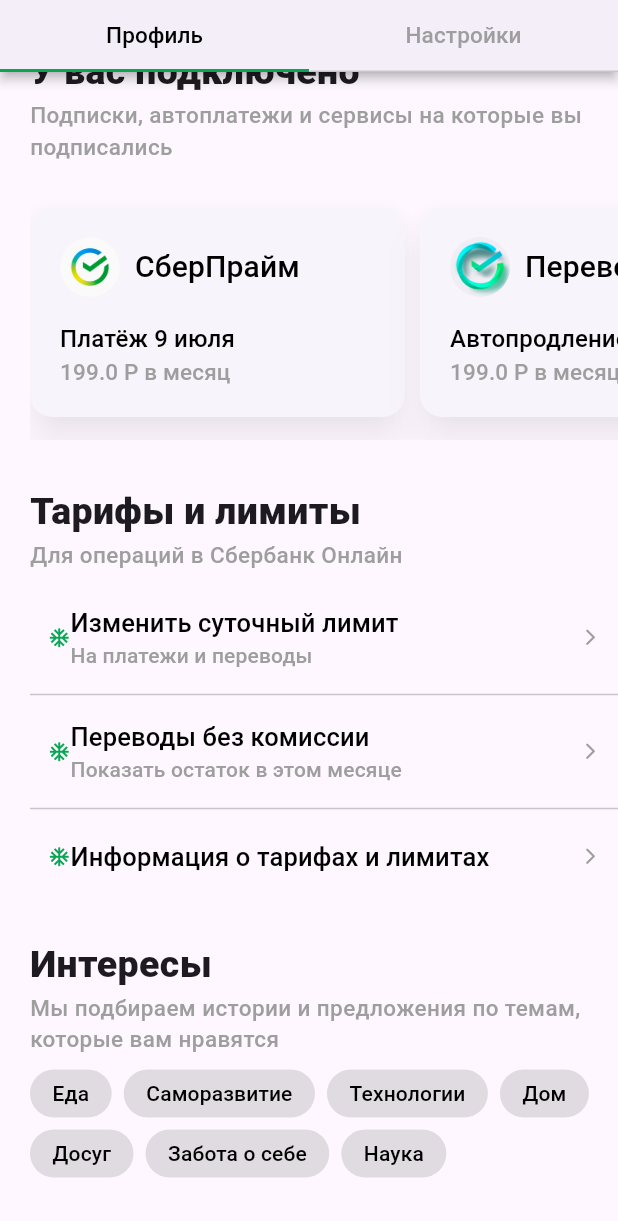
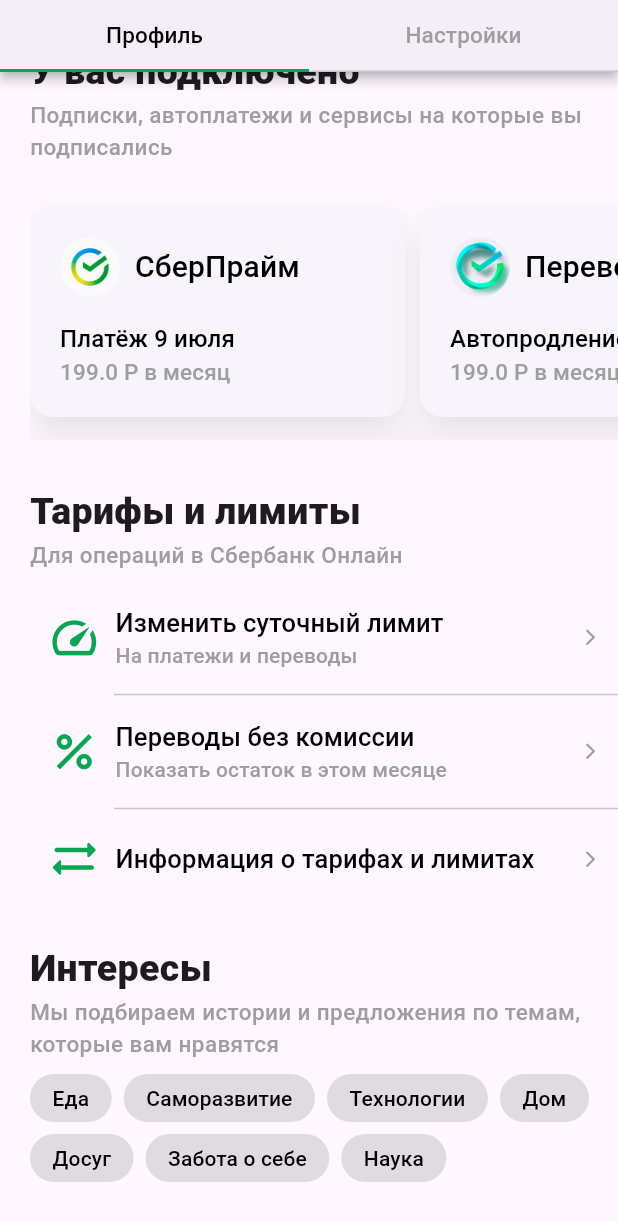
Before and after one commit to Yantar-f/MDLab3, a Flutter app: the screen it shows after launch, scrolled down 288 dp, on a phone screen of 412 x 824 dp. Shown: the top 1221 px of the screen. Run offline on Flutter 3.47's test engine with Material 3 defaults, Android fonts, the phone set to English and light mode, and no system bars.

Commit message:
final commit

```diff
--- a/lib/tariffs_section.dart
+++ b/lib/tariffs_section.dart
@@ -7,21 +7,22 @@ class TariffsList extends StatelessWidget {
   Widget build(BuildContext context) {
     return Column(
       children: [
-        DescribedTariffCard(
-          Icon(Icons.ac_unit, size: 15, color: Theme.of(context).primaryColor,),
+        TariffCard(
+          Icon(Icons.speed, size: 35, color: Theme.of(context).primaryColor,),
           'Изменить суточный лимит',
-          'На платежи и переводы',
+          true,
+          description: 'На платежи и переводы',
         ),
-        Divider(),
-        DescribedTariffCard(
-          Icon(Icons.ac_unit, size: 15, color: Theme.of(context).primaryColor,),
+        TariffCard(
+          Icon(Icons.percent, size: 35, color: Theme.of(context).primaryColor,),
           'Переводы без комиссии',
-          'Показать остаток в этом месяце',
+          true,
+          description: 'Показать остаток в этом месяце',
         ),
-        Divider(),
         TariffCard(
-          Icon(Icons.ac_unit, size: 15, color: Theme.of(context).primaryColor,),
+          Icon(Icons.sync_alt_rounded, size: 35, color: Theme.of(context).primaryColor,),
           'Информация о тарифах и лимитах',
+          false
         ),
       ],
     );
@@ -29,50 +30,25 @@ class TariffsList extends StatelessWidget {
 }
 
 class TariffCard extends StatelessWidget {
-  const TariffCard(this._icon, this._title, {super.key});
+  const TariffCard(this._icon, this._title, this._isBottomDivided, {this.description, super.key});
 
+  final bool _isBottomDivided;
   final Icon _icon;
   final String _title;
+  final String? description;
 
   @override
   Widget build(BuildContext context) {
-    return  TextButton(
-      onPressed: () {},
-      child:  Row(
+    return  Column (
       children: [
-          _icon,
-          Text(
-            _title,
-            style: const TextStyle(
-              color: Colors.black,
-              fontWeight: FontWeight.w500,
-              fontSize: 17,
-            ),
-          ),
-          const Spacer(),
-          const Icon(
-            Icons.arrow_forward_ios_rounded,
-            size: 13,
-            color: Colors.grey,
-          )
-        ],
-      ),
-    );
-  }
-}
-
-class DescribedTariffCard extends TariffCard {
-  const DescribedTariffCard(super._icon, super.title, this._description,  {super.key});
-
-  final String _description;
-
-  @override
-  Widget build(BuildContext context) {
-    return TextButton(
+        TextButton(
           onPressed: () {},
           child: Row(
             children: [
-            _icon,
+              Padding(
+                padding: const EdgeInsets.only(right: 10),
+                child: _icon,
+              ),
               Column(
                 crossAxisAlignment: CrossAxisAlignment.start,
                 children: [
@@ -84,8 +60,8 @@ class DescribedTariffCard extends TariffCard {
                       fontSize: 17,
                     ),
                   ),
-                Text(
-                  _description,
+                  if (description != null) Text(
+                    description??'',
                     style: const TextStyle(color: Colors.grey),
                   ),
                 ],
@@ -98,6 +74,12 @@ class DescribedTariffCard extends TariffCard {
               )
             ],
           ),
+        ),
+        if (_isBottomDivided)  Padding(
+          padding: EdgeInsets.only(left: 21.0 + (_icon.size ?? 0)),
+          child: const Divider(),
+        )
+      ],
     );
   }
 }
```
Also changed, not shown: 1 other file. Lines whose indentation alone changed are shown as unchanged.
